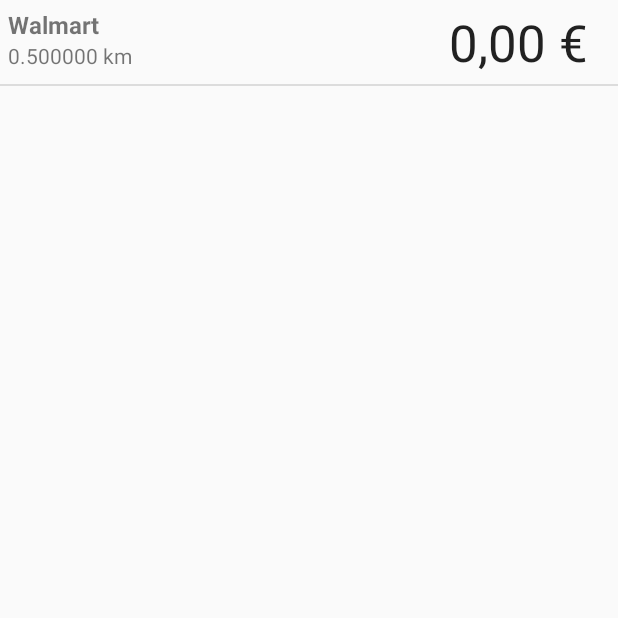
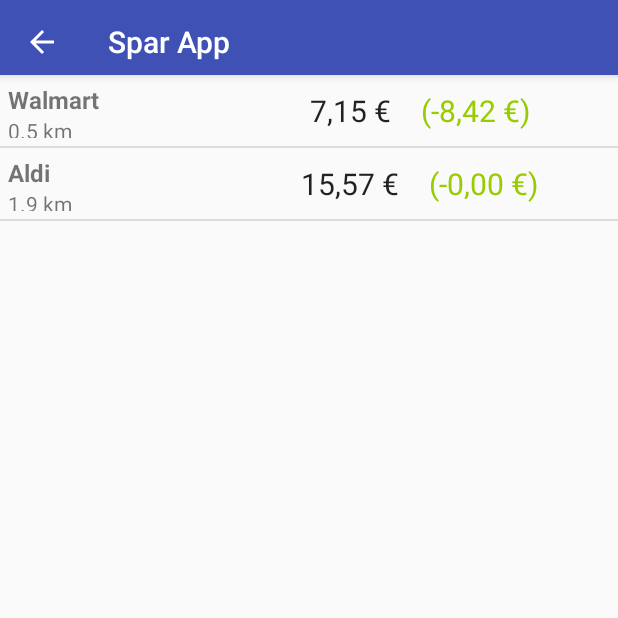
Before and after one commit to jorros/SparApp, an Android app: the ShopActivity screen opened directly, with no data from a screen before it, on a phone screen of 412 x 824 dp, the top half of it. Run offline under Robolectric (Android 15) with nearby library versions, the phone set to English and light mode, and no system bars.

Commit message:
Finished calculation

```diff
--- a/app/src/main/java/de/sparapp/ShopAdapter.java
+++ b/app/src/main/java/de/sparapp/ShopAdapter.java
@@ -47,10 +47,12 @@ public class ShopAdapter extends BaseAdapter {
         TextView priceText = (TextView) vi.findViewById(R.id.rowPrice);
         TextView nameText = (TextView) vi.findViewById(R.id.rowName);
         TextView distanceText = (TextView) vi.findViewById(R.id.rowDistance);
+        TextView differenceText = (TextView) vi.findViewById(R.id.rowDifference);
 
         nameText.setText(data[i].getShop().getName());
         priceText.setText(NumberFormat.getCurrencyInstance(new Locale("de", "DE")).format(data[i].getTotalPrice()));
-        distanceText.setText(String.format("%f km", data[i].getShop().getDistance()));
+        distanceText.setText(String.format("%.1f km", data[i].getShop().getDistance()));
+        differenceText.setText("(-" + NumberFormat.getCurrencyInstance(new Locale("de", "DE")).format(data[i].getDifference()) + ")");
         return vi;
     }
 }
--- a/app/src/main/java/de/sparapp/activities/BasketActivity.java
+++ b/app/src/main/java/de/sparapp/activities/BasketActivity.java
@@ -49,11 +49,13 @@ public class BasketActivity extends AppCompatActivity {
     }
 
     private Dialog openDialog() {
+        final EditText input = new EditText(this);
         final AlertDialog.Builder builder = new AlertDialog.Builder(this);
         builder.setMessage("Bitte geben Sie die Distanz ein (km):")
                 .setPositiveButton("Berechne", new DialogInterface.OnClickListener() {
                     public void onClick(DialogInterface dialog, int id) {
                         Intent shopIntent = new Intent(BasketActivity.this, ShopActivity.class);
+                        shopIntent.putExtra("distance", new Double(input.getText().toString()));
                         BasketActivity.this.startActivity(shopIntent);
                     }
                 })
@@ -63,11 +65,11 @@ public class BasketActivity extends AppCompatActivity {
                     }
                 });
 
-        final EditText input = new EditText(this);
         LinearLayout.LayoutParams lp = new LinearLayout.LayoutParams(
                 LinearLayout.LayoutParams.MATCH_PARENT,
                 LinearLayout.LayoutParams.MATCH_PARENT);
         input.setLayoutParams(lp);
+        input.setText("15");
         builder.setView(input);
 
         return builder.create();
--- a/app/src/main/java/de/sparapp/activities/ProductListActivity.java
+++ b/app/src/main/java/de/sparapp/activities/ProductListActivity.java
@@ -38,8 +38,6 @@ public class ProductListActivity extends AppCompatActivity {
         final ListView productList = (ListView)findViewById(R.id.listProducts);
 
         setSupportActionBar(toolbar);
-        getSupportActionBar().setHomeButtonEnabled(true);
-        getSupportActionBar().setDisplayHomeAsUpEnabled(true);
 
         adapter = new ArrayAdapter<Product>(this, android.R.layout.simple_list_item_1);
         productList.setAdapter(adapter);
--- a/app/src/main/java/de/sparapp/activities/ShopActivity.java
+++ b/app/src/main/java/de/sparapp/activities/ShopActivity.java
@@ -3,9 +3,12 @@ package de.sparapp.activities;
 import android.os.Bundle;
 import android.support.annotation.Nullable;
 import android.support.v7.app.AppCompatActivity;
+import android.support.v7.widget.Toolbar;
 import android.widget.ListView;
 
 import java.util.ArrayList;
+import java.util.Collections;
+import java.util.Comparator;
 import java.util.List;
 
 import de.sparapp.R;
@@ -27,25 +30,30 @@ public class ShopActivity extends AppCompatActivity {
     protected void onCreate(@Nullable Bundle savedInstanceState) {
         super.onCreate(savedInstanceState);
         setContentView(R.layout.shop);
+        Toolbar toolbar = (Toolbar) findViewById(R.id.detail_toolbar);
+        setSupportActionBar(toolbar);
+        getSupportActionBar().setHomeButtonEnabled(true);
+        getSupportActionBar().setDisplayHomeAsUpEnabled(true);
 
         listView = (ListView) findViewById(R.id.shoplist);
 
-        ShopResult result = new ShopResult();
-        result.setDifference(5.5);
-        result.setDistance(2.5);
-        result.setShop(ShopProvider.getShops().get(0));
-        shopAdapter = new ShopAdapter(this, new ShopResult[] { result });
+        shopAdapter = new ShopAdapter(this, calculate(getIntent().getDoubleExtra("distance", 15.0)));
         listView.setAdapter(shopAdapter);
     }
 
-    private ShopResult[] calculate() {
+    private ShopResult[] calculate(double distance) {
         ArrayList<ShopResult> list = new ArrayList<>();
 
+        shopLoop:
         for(Shop shop : ShopProvider.getShops()) {
             ShopResult result = new ShopResult();
             result.setShop(shop);
 
             double totalPrice = 0;
+
+            if(shop.getDistance() > distance) {
+                continue;
+            }
 
             for(ProductInBasket basketProduct : BasketProvider.getProducts()) {
                 for(int i = 0; i < basketProduct.getAmount(); i++) {
@@ -54,17 +62,31 @@ public class ShopActivity extends AppCompatActivity {
                     if(shopProduct != null) {
                         totalPrice += shopProduct.getPrice();
                     } else {
-                        break;
+                        continue shopLoop;
                     }
                 }
             }
+            totalPrice += shop.getDistance() * 0.3;
             result.setTotalPrice(totalPrice);
 
             list.add(result);
         }
 
+        Collections.sort(list, new Comparator<ShopResult>() {
+            @Override
+            public int compare(ShopResult shopResult, ShopResult t1) {
+                if (shopResult.getTotalPrice() < t1.getTotalPrice()) return -1;
+                if (shopResult.getTotalPrice() > t1.getTotalPrice()) return 1;
+                return 0;
+            }
+        });
 
+        double highestPrice = list.get(list.size() - 1).getTotalPrice();
 
-        return (ShopResult[])list.toArray();
+        for(ShopResult result : list) {
+            result.setDifference(highestPrice - result.getTotalPrice());
+        }
+
+        return list.toArray(new ShopResult[list.size()]);
     }
 }
--- a/app/src/main/java/de/sparapp/providers/ProductInShopProvider.java
+++ b/app/src/main/java/de/sparapp/providers/ProductInShopProvider.java
@@ -16,8 +16,8 @@ public class ProductInShopProvider {
 
             productsInShops.add(new ProductInShop(1, ProductProvider.getProductById(1), ShopProvider.getShopByName("Aldi"), 5.0));
             productsInShops.add(new ProductInShop(2, ProductProvider.getProductById(2), ShopProvider.getShopByName("Aldi"), 10.0));
-            productsInShops.add(new ProductInShop(3, ProductProvider.getProductById(1), ShopProvider.getShopByName("ASDA"), 2.0));
-            productsInShops.add(new ProductInShop(4, ProductProvider.getProductById(2), ShopProvider.getShopByName("ASDA"), 5.0));
+            productsInShops.add(new ProductInShop(3, ProductProvider.getProductById(1), ShopProvider.getShopByName("Walmart"), 2.0));
+            productsInShops.add(new ProductInShop(4, ProductProvider.getProductById(2), ShopProvider.getShopByName("Walmart"), 5.0));
         }
     }
 
--- a/app/src/main/res/layout/row.xml
+++ b/app/src/main/res/layout/row.xml
@@ -2,7 +2,8 @@
 <LinearLayout xmlns:android="http://schemas.android.com/apk/res/android"
     android:layout_width="match_parent"
     android:layout_height="match_parent"
-    android:orientation="vertical" >
+    android:orientation="vertical"
+    android:minHeight="30dp">
 
     <LinearLayout
         android:orientation="horizontal"
@@ -12,8 +13,9 @@
 
         <LinearLayout
             android:orientation="vertical"
-            android:layout_width="243dp"
-            android:layout_height="match_parent">
+            android:layout_width="148dp"
+            android:layout_height="match_parent"
+            android:minHeight="30dp">
 
             <TextView android:layout_width="wrap_content"
                 android:layout_height="wrap_content"
@@ -34,16 +36,29 @@
         </LinearLayout>
 
         <TextView
-            android:layout_width="match_parent"
+            android:layout_width="wrap_content"
             android:layout_height="wrap_content"
             android:textAppearance="?android:attr/textAppearanceLarge"
             android:text="50€"
             android:id="@+id/rowPrice"
             android:gravity="right"
             android:paddingRight="20dp"
-            android:textSize="34dp"
-            android:paddingBottom="5dp"
-            android:paddingTop="5dp" />
+            android:textSize="20dp"
+            android:paddingBottom="10dp"
+            android:paddingTop="10dp"
+            android:layout_weight="0.5" />
+
+        <TextView
+            android:layout_width="wrap_content"
+            android:layout_height="wrap_content"
+            android:textAppearance="?android:attr/textAppearanceLarge"
+            android:text="(-5€)"
+            android:id="@+id/rowDifference"
+            android:textColor="@android:color/holo_green_light"
+            android:gravity="right"
+            android:paddingTop="10dp"
+            android:paddingBottom="10dp"
+            android:textSize="20dp" />
     </LinearLayout>
 
 
--- a/app/src/main/res/layout/shop.xml
+++ b/app/src/main/res/layout/shop.xml
@@ -1,7 +1,22 @@
 <?xml version="1.0" encoding="utf-8"?>
 <LinearLayout xmlns:android="http://schemas.android.com/apk/res/android"
+    xmlns:app="http://schemas.android.com/apk/res-auto"
     android:orientation="vertical" android:layout_width="match_parent"
     android:layout_height="match_parent">
+    <android.support.design.widget.AppBarLayout
+        android:id="@+id/app_bar"
+        android:layout_width="match_parent"
+        android:layout_height="@dimen/app_bar_height"
+        android:fitsSystemWindows="true"
+        android:theme="@style/ThemeOverlay.AppCompat.Dark.ActionBar">
+
+        <android.support.v7.widget.Toolbar
+            android:id="@+id/detail_toolbar"
+            android:layout_width="match_parent"
+            android:layout_height="?attr/actionBarSize"
+            app:layout_collapseMode="pin"
+            app:popupTheme="@style/ThemeOverlay.AppCompat.Light"/>
+    </android.support.design.widget.AppBarLayout>
     <ListView
         android:id="@+id/shoplist"
         android:layout_width="fill_parent"
```
Also changed, not shown: app/src/main/AndroidManifest.xml (+3 -12 lines), app/src/main/java/de/sparapp/activities/HomeActivity.java (deleted, +0 -30 lines), app/src/main/res/layout/home.xml (deleted, +0 -49 lines).
